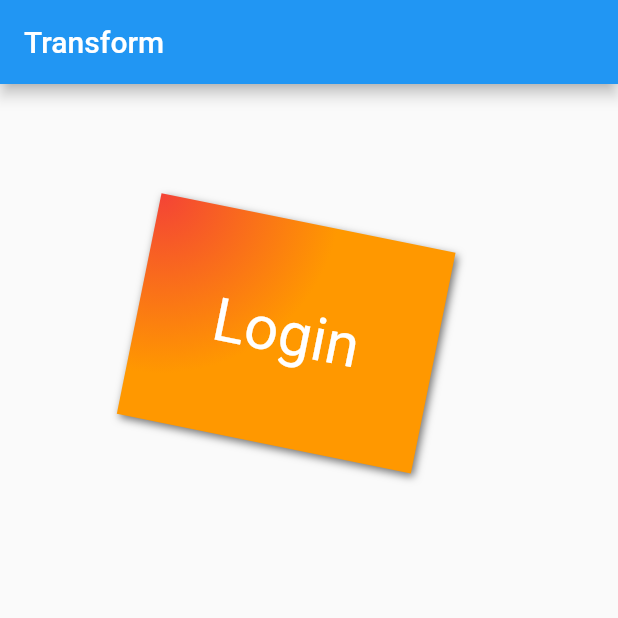
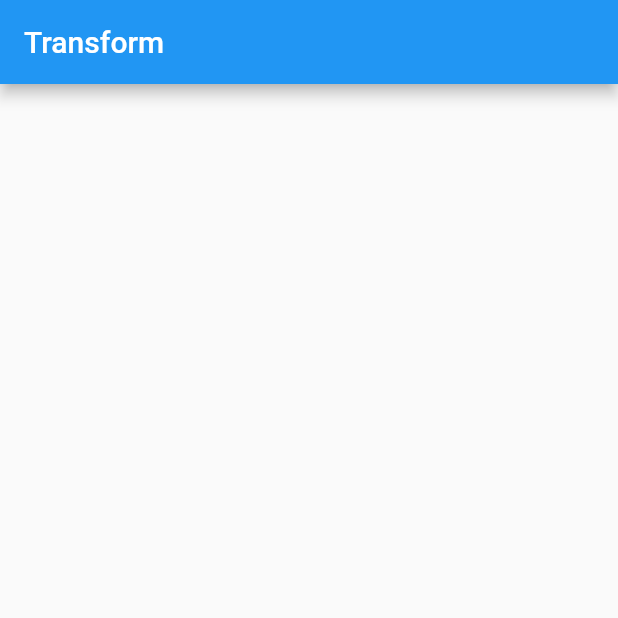
Before and after one commit to LeeWongSnail/FlutterLearning, a Flutter app: the screen it shows after launch, on a phone screen of 412 x 824 dp, the top half of it. Run offline on Flutter 3.47's test engine with Material 2 defaults, Android fonts, the phone set to English and light mode, and no system bars.

Commit message:
[comments]：更新container学习 [jira_id]：none [version]：

```diff
--- a/Demo/flutterui/lib/main.dart
+++ b/Demo/flutterui/lib/main.dart
@@ -38,20 +38,7 @@ class TransformPage extends StatelessWidget {
   Widget build(BuildContext context) {
     return Scaffold(
       appBar: AppBar(title: Text('Transform'),),
-      body: Container(
-        // 设置外边距
-        margin: EdgeInsets.only(top: 50, left: 120),
-        // 设置固定大小
-        constraints: BoxConstraints.tightFor(width: 200, height: 150),
-        // 设置背景
-        decoration: BoxDecoration(
-          gradient: RadialGradient(colors: [Colors.red, Colors.orange], center: Alignment.topLeft, radius: .8),
-          boxShadow: [BoxShadow(color: Colors.black54, offset: Offset(2.0, 2.0), blurRadius: 4)],
-        ),
-        alignment: Alignment.center, // child 在父视图中的位置
-        transform: Matrix4.rotationZ(.2), // transform是Matrix4类型的
-        child: Text('Login', style: TextStyle(color: Colors.white, fontSize: 40),),
-      ),
+      body: Container(),
     );
   }
 }
```
Also changed, not shown: Demo/flutterui/lib/flutterui_container.dart (added, +24 -0 lines), 1 other file.
